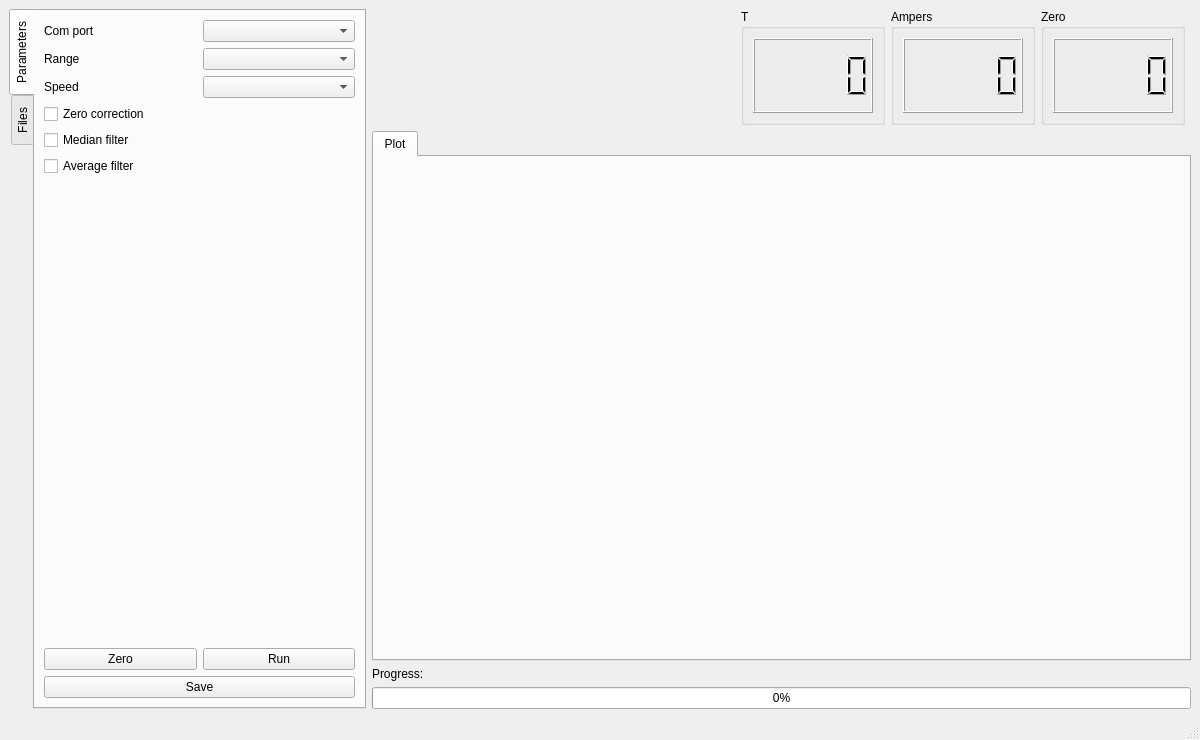
The window that ui_files/mainapp.ui (cruceno/JMC-KEITHLEY-6485) describes before a commit, drawn with Qt 5.
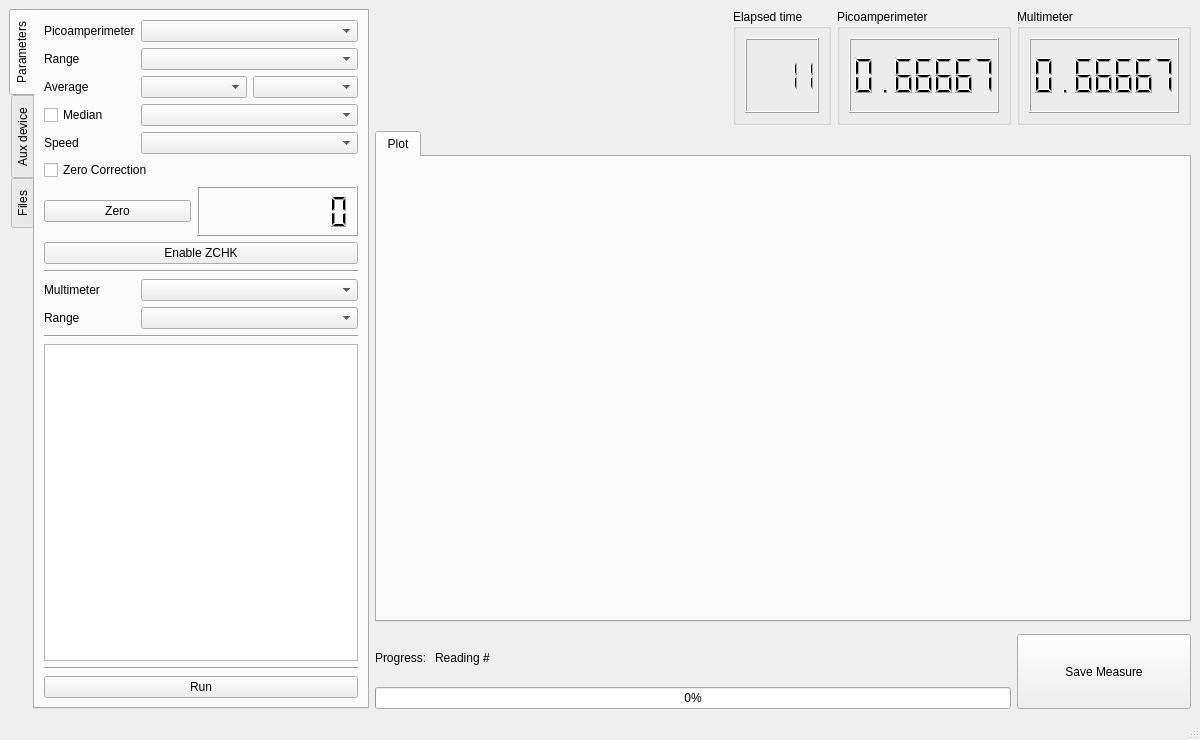
The same window after the commit.

Diff of the .ui file:
```diff
--- a/ui_files/mainapp.ui
+++ b/ui_files/mainapp.ui
@@ -21,59 +21,27 @@
   </property>
   <widget class="QWidget" name="centralwidget">
    <layout class="QGridLayout" name="gridLayout">
-    <item row="0" column="1">
-     <spacer name="horizontalSpacer">
-      <property name="orientation">
-       <enum>Qt::Horizontal</enum>
-      </property>
-      <property name="sizeHint" stdset="0">
+    <item row="3" column="9" rowspan="2">
+     <widget class="QPushButton" name="pb_save_measure">
+      <property name="minimumSize">
        <size>
-        <width>40</width>
-        <height>20</height>
+        <width>0</width>
+        <height>75</height>
        </size>
       </property>
-     </spacer>
-    </item>
-    <item row="2" column="2" colspan="5">
-     <widget class="QLabel" name="lb_progress">
       <property name="text">
-       <string/>
+       <string>Save Measure</string>
       </property>
      </widget>
     </item>
-    <item row="3" column="1" colspan="6">
-     <widget class="QProgressBar" name="pb_scaning">
+    <item row="4" column="1" colspan="8">
+     <widget class="QProgressBar" name="pb_reading">
       <property name="value">
        <number>0</number>
       </property>
      </widget>
     </item>
-    <item row="0" column="3">
-     <widget class="QGroupBox" name="groupBox_2">
-      <property name="title">
-       <string>T</string>
-      </property>
-      <layout class="QGridLayout" name="gridLayout_6">
-       <item row="0" column="1">
-        <widget class="QLCDNumber" name="lcdNumber_2">
-         <property name="minimumSize">
-          <size>
-           <width>120</width>
-           <height>0</height>
-          </size>
-         </property>
-         <property name="smallDecimalPoint">
-          <bool>false</bool>
-         </property>
-         <property name="digitCount">
-          <number>5</number>
-         </property>
-        </widget>
-       </item>
-      </layout>
-     </widget>
-    </item>
-    <item row="2" column="1">
+    <item row="3" column="1">
      <widget class="QLabel" name="label">
       <property name="maximumSize">
        <size>
@@ -86,7 +54,70 @@
       </property>
      </widget>
     </item>
-    <item row="1" column="1" colspan="6">
+    <item row="3" column="2" colspan="7">
+     <widget class="QLabel" name="lb_progress">
+      <property name="text">
+       <string>Reading #</string>
+      </property>
+     </widget>
+    </item>
+    <item row="0" column="8">
+     <widget class="QGroupBox" name="gb_main_value">
+      <property name="title">
+       <string>Picoamperimeter</string>
+      </property>
+      <layout class="QGridLayout" name="gridLayout_5">
+       <item row="0" column="1">
+        <widget class="QLCDNumber" name="lcd_main_value">
+         <property name="minimumSize">
+          <size>
+           <width>150</width>
+           <height>75</height>
+          </size>
+         </property>
+         <property name="smallDecimalPoint">
+          <bool>false</bool>
+         </property>
+         <property name="digitCount">
+          <number>7</number>
+         </property>
+         <property name="value" stdset="0">
+          <double>0.666666000000000</double>
+         </property>
+        </widget>
+       </item>
+      </layout>
+     </widget>
+    </item>
+    <item row="0" column="9">
+     <widget class="QGroupBox" name="gb_aux_value">
+      <property name="title">
+       <string>Multimeter</string>
+      </property>
+      <layout class="QGridLayout" name="gridLayout_8">
+       <item row="0" column="1">
+        <widget class="QLCDNumber" name="lcd_aux_value">
+         <property name="minimumSize">
+          <size>
+           <width>150</width>
+           <height>75</height>
+          </size>
+         </property>
+         <property name="smallDecimalPoint">
+          <bool>false</bool>
+         </property>
+         <property name="digitCount">
+          <number>7</number>
+         </property>
+         <property name="value" stdset="0">
+          <double>0.666666000000000</double>
+         </property>
+        </widget>
+       </item>
+      </layout>
+     </widget>
+    </item>
+    <item row="1" column="1" colspan="9">
      <widget class="QTabWidget" name="tw_plot_and_data">
       <property name="currentIndex">
        <number>0</number>
@@ -119,45 +150,7 @@
       </widget>
      </widget>
     </item>
-    <item row="0" column="5">
-     <widget class="QGroupBox" name="groupBox_3">
-      <property name="title">
-       <string>Zero</string>
-      </property>
-      <layout class="QGridLayout" name="gridLayout_8">
-       <item row="0" column="1">
-        <widget class="QLCDNumber" name="lcdNumber_3">
-         <property name="minimumSize">
-          <size>
-           <width>120</width>
-           <height>0</height>
-          </size>
-         </property>
-        </widget>
-       </item>
-      </layout>
-     </widget>
-    </item>
-    <item row="0" column="4">
-     <widget class="QGroupBox" name="groupBox">
-      <property name="title">
-       <string>Ampers</string>
-      </property>
-      <layout class="QGridLayout" name="gridLayout_5">
-       <item row="0" column="1">
-        <widget class="QLCDNumber" name="lcdNumber">
-         <property name="minimumSize">
-          <size>
-           <width>120</width>
-           <height>75</height>
-          </size>
-         </property>
-        </widget>
-       </item>
-      </layout>
-     </widget>
-    </item>
-    <item row="0" column="0" rowspan="4">
+    <item row="0" column="0" rowspan="5">
      <widget class="QTabWidget" name="tabWidget">
       <property name="maximumSize">
        <size>
@@ -176,93 +169,155 @@
         <string>Parameters</string>
        </attribute>
        <layout class="QGridLayout" name="gridLayout_7">
+        <item row="5" column="1" colspan="2">
+         <widget class="QComboBox" name="cbx_aver_mode"/>
+        </item>
         <item row="1" column="0">
          <widget class="QLabel" name="label_2">
           <property name="text">
-           <string>Com port</string>
+           <string>Picoamperimeter</string>
           </property>
          </widget>
         </item>
-        <item row="2" column="1">
-         <widget class="QComboBox" name="comboBox_2"/>
-        </item>
-        <item row="15" column="0">
-         <widget class="QPushButton" name="pushButton">
-          <property name="text">
-           <string>Zero</string>
-          </property>
-         </widget>
-        </item>
-        <item row="4" column="0">
-         <widget class="QCheckBox" name="checkBox">
-          <property name="text">
-           <string>Zero correction</string>
-          </property>
-         </widget>
-        </item>
-        <item row="3" column="1">
-         <widget class="QComboBox" name="comboBox_3"/>
-        </item>
-        <item row="15" column="1">
-         <widget class="QPushButton" name="pushButton_2">
+        <item row="32" column="0" colspan="5">
+         <widget class="QPushButton" name="pb_run">
           <property name="text">
            <string>Run</string>
           </property>
          </widget>
         </item>
-        <item row="3" column="0">
-         <widget class="QLabel" name="label_3">
-          <property name="text">
-           <string>Speed</string>
+        <item row="13" column="0" colspan="5">
+         <widget class="Line" name="line_4">
+          <property name="orientation">
+           <enum>Qt::Horizontal</enum>
           </property>
          </widget>
         </item>
-        <item row="2" column="0">
+        <item row="29" column="0" colspan="5">
+         <widget class="Line" name="line">
+          <property name="orientation">
+           <enum>Qt::Horizontal</enum>
+          </property>
+         </widget>
+        </item>
+        <item row="4" column="0">
          <widget class="QLabel" name="label_5">
           <property name="text">
            <string>Range</string>
           </property>
          </widget>
         </item>
+        <item row="16" column="0" colspan="5">
+         <widget class="Line" name="line_5">
+          <property name="orientation">
+           <enum>Qt::Horizontal</enum>
+          </property>
+         </widget>
+        </item>
+        <item row="15" column="1" colspan="4">
+         <widget class="QComboBox" name="cbx_aux_range"/>
+        </item>
         <item row="14" column="0">
-         <spacer name="verticalSpacer">
-          <property name="orientation">
-           <enum>Qt::Vertical</enum>
-          </property>
-          <property name="sizeHint" stdset="0">
-           <size>
-            <width>20</width>
-            <height>40</height>
-           </size>
-          </property>
-         </spacer>
-        </item>
-        <item row="1" column="1">
-         <widget class="QComboBox" name="comboBox"/>
-        </item>
-        <item row="16" column="0" colspan="2">
-         <widget class="QPushButton" name="pushButton_3">
+         <widget class="QLabel" name="label_9">
           <property name="text">
-           <string>Save</string>
+           <string>Multimeter</string>
           </property>
          </widget>
         </item>
+        <item row="14" column="1" colspan="4">
+         <widget class="QComboBox" name="cbx_aux_port"/>
+        </item>
+        <item row="5" column="3" colspan="2">
+         <widget class="QComboBox" name="cbx_averege_value"/>
+        </item>
         <item row="6" column="0">
          <widget class="QCheckBox" name="checkBox_3">
           <property name="text">
-           <string>Average filter</string>
+           <string>Median </string>
+          </property>
+         </widget>
+        </item>
+        <item row="7" column="0">
+         <widget class="QLabel" name="label_3">
+          <property name="text">
+           <string>Speed</string>
+          </property>
+         </widget>
+        </item>
+        <item row="12" column="0" colspan="5">
+         <widget class="QPushButton" name="pb_zchk">
+          <property name="text">
+           <string>Enable ZCHK</string>
           </property>
          </widget>
         </item>
         <item row="5" column="0">
-         <widget class="QCheckBox" name="checkBox_2">
+         <widget class="QLabel" name="label_6">
           <property name="text">
-           <string>Median filter</string>
+           <string>Average</string>
           </property>
          </widget>
         </item>
+        <item row="9" column="0" colspan="2">
+         <widget class="QPushButton" name="pb_zero">
+          <property name="text">
+           <string>Zero</string>
+          </property>
+         </widget>
+        </item>
+        <item row="15" column="0">
+         <widget class="QLabel" name="label_4">
+          <property name="text">
+           <string>Range</string>
+          </property>
+         </widget>
+        </item>
+        <item row="7" column="1" colspan="4">
+         <widget class="QComboBox" name="cbx_main_speed"/>
+        </item>
+        <item row="9" column="2" colspan="3">
+         <widget class="QLCDNumber" name="lcd_zero">
+          <property name="minimumSize">
+           <size>
+            <width>0</width>
+            <height>50</height>
+           </size>
+          </property>
+          <property name="smallDecimalPoint">
+           <bool>true</bool>
+          </property>
+          <property name="digitCount">
+           <number>7</number>
+          </property>
+         </widget>
+        </item>
+        <item row="4" column="1" colspan="4">
+         <widget class="QComboBox" name="cbx_main_range"/>
+        </item>
+        <item row="1" column="1" colspan="4">
+         <widget class="QComboBox" name="cbx_main_port"/>
+        </item>
+        <item row="6" column="1" colspan="4">
+         <widget class="QComboBox" name="cbx_median_value"/>
+        </item>
+        <item row="8" column="0" colspan="5">
+         <widget class="QCheckBox" name="chk_zero_corr">
+          <property name="text">
+           <string>Zero Correction</string>
+          </property>
+         </widget>
+        </item>
+        <item row="28" column="0" colspan="5">
+         <widget class="QPlainTextEdit" name="pte_console"/>
+        </item>
        </layout>
       </widget>
+      <widget class="QWidget" name="tab">
+       <attribute name="title">
+        <string>Aux device</string>
+       </attribute>
+       <layout class="QGridLayout" name="gridLayout_3"/>
+      </widget>
       <widget class="QWidget" name="tab_files">
        <attribute name="title">
         <string>Files</string>
@@ -292,6 +347,47 @@
       </widget>
      </widget>
     </item>
+    <item row="0" column="7">
+     <widget class="QGroupBox" name="gb_elapsed_time">
+      <property name="minimumSize">
+       <size>
+        <width>0</width>
+        <height>0</height>
+       </size>
+      </property>
+      <property name="title">
+       <string>Elapsed time</string>
+      </property>
+      <layout class="QGridLayout" name="gridLayout_6">
+       <item row="0" column="0">
+        <widget class="QLCDNumber" name="lcd_time">
+         <property name="smallDecimalPoint">
+          <bool>false</bool>
+         </property>
+         <property name="digitCount">
+          <number>4</number>
+         </property>
+         <property name="intValue" stdset="0">
+          <number>11</number>
+         </property>
+        </widget>
+       </item>
+      </layout>
+     </widget>
+    </item>
+    <item row="0" column="1" colspan="6">
+     <spacer name="horizontalSpacer">
+      <property name="orientation">
+       <enum>Qt::Horizontal</enum>
+      </property>
+      <property name="sizeHint" stdset="0">
+       <size>
+        <width>40</width>
+        <height>20</height>
+       </size>
+      </property>
+     </spacer>
+    </item>
    </layout>
   </widget>
   <widget class="QMenuBar" name="menubar">
```
Left out of the diff: 2 changed lines with no effect on the pictures.
